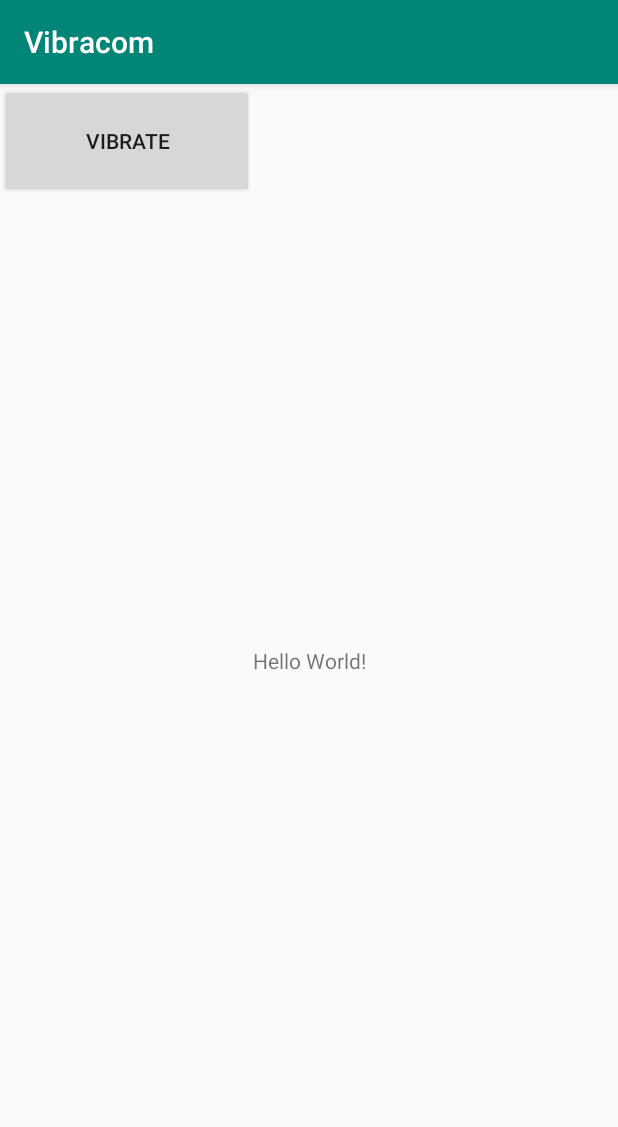
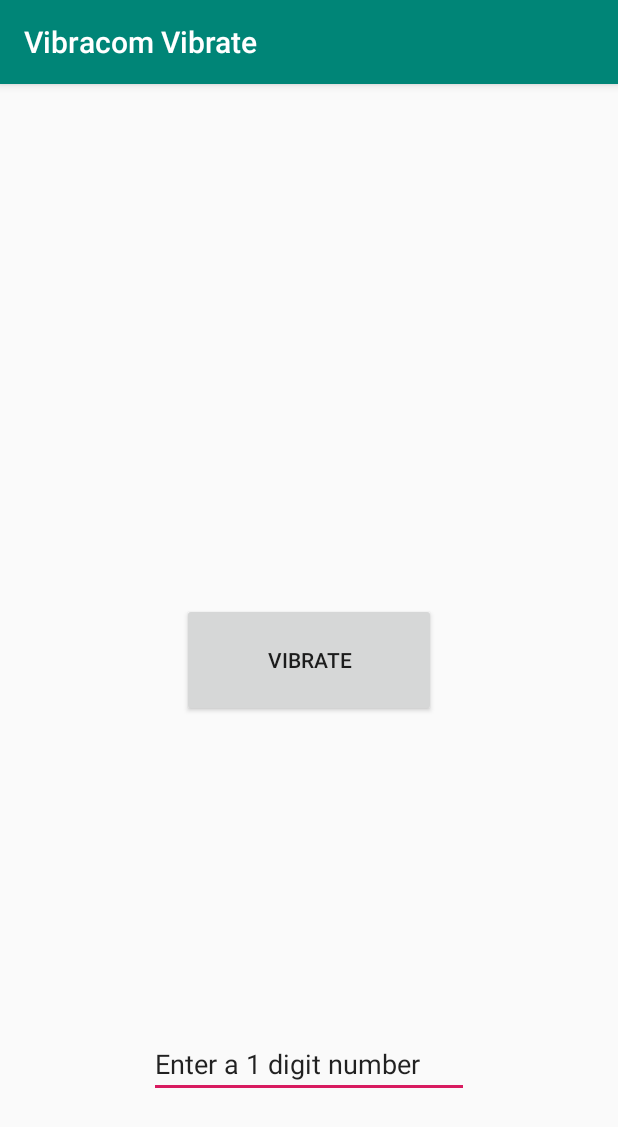
Before and after one commit to asmitde/Vibracom, an Android app: the VibrateActivity screen opened directly, with no data from a screen before it, after a tap on "VIBRATE", on a phone screen of 412 x 824 dp. Shown: the top 1127 px of the screen. Run offline under Robolectric (Android 15) with nearby library versions, the phone set to English and light mode, and no system bars; 1 statement that could not run was skipped.

```diff
--- a/app/src/main/AndroidManifest.xml
+++ b/app/src/main/AndroidManifest.xml
@@ -10,14 +10,14 @@
         android:roundIcon="@mipmap/ic_launcher_round"
         android:supportsRtl="true"
         android:theme="@style/AppTheme">
-        <activity android:name=".MainActivity">
+        <activity android:label="Vibracom Sense" android:name=".MainActivity">
             <intent-filter>
                 <action android:name="android.intent.action.MAIN" />
 
                 <category android:name="android.intent.category.LAUNCHER" />
             </intent-filter>
         </activity>
-        <activity android:name=".VibrateActivity">
+        <activity android:label="Vibracom Vibrate" android:name=".VibrateActivity">
             <intent-filter>
                 <action android:name="android.intent.action.MAIN" />
 
--- a/app/src/main/java/com/example/vibracom/VibrateActivity.java
+++ b/app/src/main/java/com/example/vibracom/VibrateActivity.java
@@ -14,12 +14,17 @@
 
     Button button;
     Vibrator vibrator;
-    long[] mVibratePattern = new long[]{0,30,10,30,10,30,10,30,1000,100,50,100,50,100,50,100};
-    int[] mAmplitudes = new int[]{0, 10, 0, 255, 0, 20, 0, 255,0, 10, 0, 255, 0, 20, 0, 255};
+    long[] mVibratePattern1 = new long[]{0,90,10,90,10,90,10,90,10,90,10,90,10,90,10,90};
+    long[] mVibratePattern2 = new long[]{0,80,20,80,20,80,20,80,20,80,20,80,20,80,20,80};
+    long[] mVibratePattern3 = new long[]{0,70,30,70,30,70,30,70,30,70,30,70,30,70,30,70};
+    long[] mVibratePattern4 = new long[]{0,60,40,60,40,60,40,60,40,60,40,60,40,60,40,60};
+    long[] mVibratePattern5 = new long[]{0,50,50,50,50,50,50,50,50,50,50,50,50,50,50,50};
+    long[] mVibratePattern6 = new long[]{0,40,60,40,60,40,60,40,60,40,60,40,60,40,60,40};
+    long[] mVibratePattern7 = new long[]{0,30,70,30,70,30,70,30,70,30,70,30,70,30,70,30};
+    long[] mVibratePattern8 = new long[]{0,20,80,20,80,20,80,20,80,20,80,20,80,20,80,20};
+    long[] mVibratePattern9 = new long[]{0,10,90,10,90,10,90,10,90,10,90,10,90,10,90,10};
 
- //   EditText text = (EditText)findViewById(R.id.editText2);
- //   String abc= text.getText().toString();
-
+    int[] mAmplitudes = new int[]{0, 255, 0, 255, 0, 255, 0, 255,0, 255, 0, 255, 0, 255, 0, 255};
 
 
 
@@ -31,23 +36,47 @@
         button = findViewById(R.id.button);
         vibrator = (Vibrator) getSystemService(VIBRATOR_SERVICE);
         button.setOnClickListener(new View.OnClickListener(){
-          //  @RequiresApi(api = Build.VERSION_CODES.O)
+            @RequiresApi(api = Build.VERSION_CODES.O)
             @Override
             public void onClick (View view){
-                if(Build.VERSION.SDK_INT >= 26) {
-                    //vibrator.vibrate(VibrationEffect.createOneShot(200, VibrationEffect.DEFAULT_AMPLITUDE));
-               //     vibrator.vibrate(mVibratePattern, -1);
-         //           if (vibrator.hasAmplitudeControl()) {
-                        VibrationEffect effect = VibrationEffect.createWaveform(mVibratePattern, mAmplitudes, -1);
-                        vibrator.vibrate(effect);
-         //           }
 
-                } else {
-                 //  vibrator.vibrate(200);
-                   vibrator.vibrate(mVibratePattern, -1);
-                }
+                    EditText text = (EditText)findViewById(R.id.editText);
+                    int pass = Integer.parseInt(text.getText().toString());
 
-            }
+
+                if (pass == 1){
+                    VibrationEffect effect = VibrationEffect.createWaveform(mVibratePattern1, mAmplitudes, -1);
+                    vibrator.vibrate(effect);}
+                else if (pass == 2){
+                    VibrationEffect effect = VibrationEffect.createWaveform(mVibratePattern2, mAmplitudes, -1);
+                    vibrator.vibrate(effect);}
+                else if (pass == 3){
+                    VibrationEffect effect = VibrationEffect.createWaveform(mVibratePattern3, mAmplitudes, -1);
+                    vibrator.vibrate(effect);}
+                else if (pass == 4){
+                    VibrationEffect effect = VibrationEffect.createWaveform(mVibratePattern4, mAmplitudes, -1);
+                    vibrator.vibrate(effect);}
+                else if (pass == 5){
+                    VibrationEffect effect = VibrationEffect.createWaveform(mVibratePattern5, mAmplitudes, -1);
+                    vibrator.vibrate(effect);}
+                else if (pass == 6){
+                    VibrationEffect effect = VibrationEffect.createWaveform(mVibratePattern6, mAmplitudes, -1);
+                    vibrator.vibrate(effect);}
+                else if (pass == 7){
+                    VibrationEffect effect = VibrationEffect.createWaveform(mVibratePattern7, mAmplitudes, -1);
+                    vibrator.vibrate(effect);}
+                else if (pass == 8){
+                    VibrationEffect effect = VibrationEffect.createWaveform(mVibratePattern8, mAmplitudes, -1);
+                    vibrator.vibrate(effect);}
+                else {
+                    VibrationEffect effect = VibrationEffect.createWaveform(mVibratePattern9, mAmplitudes, -1);
+                    vibrator.vibrate(effect);
+           }
+           }
         });
     }
 }
+
+
+//vibrator.vibrate(VibrationEffect.createOneShot(200, VibrationEffect.DEFAULT_AMPLITUDE));
+//     vibrator.vibrate(mVibratePattern, -1);
--- a/app/src/main/res/layout/activity_vibrate.xml
+++ b/app/src/main/res/layout/activity_vibrate.xml
@@ -6,21 +6,35 @@
     android:layout_height="match_parent"
     tools:context=".VibrateActivity">
 
-    <TextView
-        android:layout_width="wrap_content"
-        android:layout_height="wrap_content"
-        android:text="Hello World!"
-        app:layout_constraintBottom_toBottomOf="parent"
-        app:layout_constraintLeft_toLeftOf="parent"
-        app:layout_constraintRight_toRightOf="parent"
-        app:layout_constraintTop_toTopOf="parent" />
 
     <Button
         android:id="@+id/button"
         android:layout_width="169dp"
         android:layout_height="76dp"
+        android:layout_marginStart="8dp"
+        android:layout_marginTop="8dp"
+        android:layout_marginEnd="8dp"
+        android:layout_marginBottom="8dp"
         android:text="Vibrate"
-        tools:layout_editor_absoluteX="121dp"
-        tools:layout_editor_absoluteY="222dp" />
+        app:layout_constraintBottom_toBottomOf="parent"
+        app:layout_constraintEnd_toEndOf="parent"
+        app:layout_constraintStart_toStartOf="parent"
+        app:layout_constraintTop_toTopOf="parent" />
+
+    <EditText
+        android:id="@+id/editText"
+        android:layout_width="wrap_content"
+        android:layout_height="wrap_content"
+        android:layout_marginStart="8dp"
+        android:layout_marginTop="124dp"
+        android:layout_marginEnd="8dp"
+        android:layout_marginBottom="8dp"
+        android:ems="10"
+        android:inputType="number"
+        android:text="Enter a 1 digit number"
+        app:layout_constraintBottom_toBottomOf="parent"
+        app:layout_constraintEnd_toEndOf="parent"
+        app:layout_constraintStart_toStartOf="parent"
+        app:layout_constraintTop_toBottomOf="@+id/button" />
 
 </android.support.constraint.ConstraintLayout>
```
